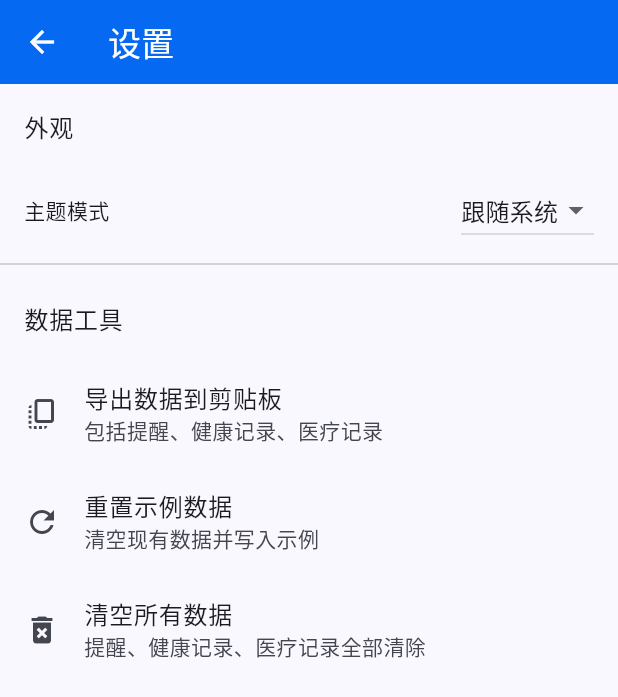
After one commit to qinlaoban/my_health_app, a Flutter app: the screen it shows after launch, item 4 of the bottom bar chosen, after a tap on "设置", on a phone screen of 412 x 824 dp. The commit adds this screen. Shown: the top 697 px of the screen. Run offline on Flutter 3.47's test engine with Material 3 defaults, Android fonts, the phone set to English and light mode, and no system bars; our stand-ins replace fl_chart, font_awesome_flutter, go_router, shared_preferences; missing offline and left inert: health; network calls fail.

Commit message:
1、优化性能 2、深色模块开发-未完成

```diff
--- a/lib/main.dart
+++ b/lib/main.dart
@@ -1,8 +1,8 @@
 import 'package:flutter/material.dart';
 import 'package:provider/provider.dart';
 import 'providers/health_provider.dart';
-import 'providers/reminder_provider.dart'
-    ;
+import 'providers/reminder_provider.dart';
+import 'providers/app_settings_provider.dart';
 import 'router/app_router.dart';
 
 void main() {
@@ -16,10 +16,12 @@ class MyHealthApp extends StatelessWidget {
   Widget build(BuildContext context) {
     return MultiProvider(
       providers: [
-        ChangeNotifierProvider(create: (_) => HealthProvider()),
+        ChangeNotifierProvider(create: (_) => AppSettingsProvider()..load()),
+        ChangeNotifierProvider(create: (_) => HealthProvider()..load()),
         ChangeNotifierProvider(create: (_) => ReminderProvider()..load()),
       ],
-      child: MaterialApp.router(
+      child: Consumer<AppSettingsProvider>(
+        builder: (context, settings, _) => MaterialApp.router(
           title: '我的健康',
           theme: ThemeData(
             primaryColor: const Color(0xFF0569F1),
@@ -34,8 +36,22 @@ class MyHealthApp extends StatelessWidget {
               elevation: 0,
             ),
           ),
+          darkTheme: ThemeData(
+            colorScheme: ColorScheme.fromSeed(
+              seedColor: const Color(0xFF0569F1),
+              brightness: Brightness.dark,
+            ),
+            useMaterial3: true,
+            appBarTheme: const AppBarTheme(
+              backgroundColor: Color(0xFF0B56C0),
+              foregroundColor: Colors.white,
+              elevation: 0,
+            ),
+          ),
+          themeMode: settings.themeMode,
           routerConfig: appRouter,
           debugShowCheckedModeBanner: false,
+        ),
       ),
     );
   }
--- /dev/null
+++ b/lib/providers/app_settings_provider.dart
@@ -0,0 +1,38 @@
+import 'package:flutter/material.dart';
+import 'package:shared_preferences/shared_preferences.dart';
+
+class AppSettingsProvider extends ChangeNotifier {
+  static const String _themeKey = 'theme_mode';
+  ThemeMode _themeMode = ThemeMode.system;
+
+  ThemeMode get themeMode => _themeMode;
+
+  Future<void> load() async {
+    final prefs = await SharedPreferences.getInstance();
+    final value = prefs.getString(_themeKey);
+    switch (value) {
+      case 'light':
+        _themeMode = ThemeMode.light;
+        break;
+      case 'dark':
+        _themeMode = ThemeMode.dark;
+        break;
+      case 'system':
+      default:
+        _themeMode = ThemeMode.system;
+    }
+    notifyListeners();
+  }
+
+  Future<void> setThemeMode(ThemeMode mode) async {
+    _themeMode = mode;
+    notifyListeners();
+    final prefs = await SharedPreferences.getInstance();
+    final str = switch (mode) {
+      ThemeMode.light => 'light',
+      ThemeMode.dark => 'dark',
+      ThemeMode.system => 'system',
+    };
+    await prefs.setString(_themeKey, str);
+  }
+}
--- a/lib/providers/health_provider.dart
+++ b/lib/providers/health_provider.dart
@@ -1,6 +1,11 @@
 import 'package:flutter/material.dart';
+import 'dart:convert';
+import 'package:shared_preferences/shared_preferences.dart';
 
 class HealthProvider extends ChangeNotifier {
+  static const _prefsHealthKey = 'health_records';
+  static const _prefsMedicalKey = 'medical_records';
+  bool _loaded = false;
   // 用户基本信息
   String _userName = '用户';
   int _age = 25;
@@ -35,12 +40,60 @@ class HealthProvider extends ChangeNotifier {
   void addHealthRecord(HealthRecord record) {
     _healthRecords.add(record);
     notifyListeners();
+    _persist();
   }
 
   // 添加医疗记录
   void addMedicalRecord(MedicalRecord record) {
     _medicalRecords.add(record);
     notifyListeners();
+    _persist();
+  }
+
+  void replaceHealthRecords(List<HealthRecord> list) {
+    _healthRecords = List.from(list);
+    notifyListeners();
+    _persist();
+  }
+
+  void replaceMedicalRecords(List<MedicalRecord> list) {
+    _medicalRecords = List.from(list);
+    notifyListeners();
+    _persist();
+  }
+
+  Future<void> load() async {
+    final prefs = await SharedPreferences.getInstance();
+    final healthJson = prefs.getString(_prefsHealthKey);
+    final medicalJson = prefs.getString(_prefsMedicalKey);
+
+    if (healthJson != null) {
+      final List<dynamic> list = jsonDecode(healthJson);
+      _healthRecords = list
+          .map((e) => HealthRecord.fromJson(e as Map<String, dynamic>))
+          .toList();
+    }
+
+    if (medicalJson != null) {
+      final List<dynamic> list = jsonDecode(medicalJson);
+      _medicalRecords = list
+          .map((e) => MedicalRecord.fromJson(e as Map<String, dynamic>))
+          .toList();
+    }
+
+    _loaded = true;
+    notifyListeners();
+  }
+
+  Future<void> _persist() async {
+    if (!_loaded) return;
+    final prefs = await SharedPreferences.getInstance();
+    final healthJson =
+        jsonEncode(_healthRecords.map((e) => e.toJson()).toList());
+    final medicalJson =
+        jsonEncode(_medicalRecords.map((e) => e.toJson()).toList());
+    await prefs.setString(_prefsHealthKey, healthJson);
+    await prefs.setString(_prefsMedicalKey, medicalJson);
   }
 }
 
@@ -63,6 +116,28 @@ class HealthRecord {
     this.weight,
     this.notes,
   });
+
+  Map<String, dynamic> toJson() => {
+        'date': date.toIso8601String(),
+        'bloodPressureSystolic': bloodPressureSystolic,
+        'bloodPressureDiastolic': bloodPressureDiastolic,
+        'heartRate': heartRate,
+        'bloodSugar': bloodSugar,
+        'weight': weight,
+        'notes': notes,
+      };
+
+  factory HealthRecord.fromJson(Map<String, dynamic> json) => HealthRecord(
+        date: DateTime.parse(json['date'] as String),
+        bloodPressureSystolic:
+            (json['bloodPressureSystolic'] as num?)?.toDouble(),
+        bloodPressureDiastolic:
+            (json['bloodPressureDiastolic'] as num?)?.toDouble(),
+        heartRate: (json['heartRate'] as num?)?.toDouble(),
+        bloodSugar: (json['bloodSugar'] as num?)?.toDouble(),
+        weight: (json['weight'] as num?)?.toDouble(),
+        notes: json['notes'] as String?,
+      );
 }
 
 // 医疗记录模型
@@ -82,4 +157,24 @@ class MedicalRecord {
     this.hospital,
     this.medications,
   });
+
+  Map<String, dynamic> toJson() => {
+        'date': date.toIso8601String(),
+        'title': title,
+        'description': description,
+        'doctor': doctor,
+        'hospital': hospital,
+        'medications': medications,
+      };
+
+  factory MedicalRecord.fromJson(Map<String, dynamic> json) => MedicalRecord(
+        date: DateTime.parse(json['date'] as String),
+        title: json['title'] as String,
+        description: json['description'] as String,
+        doctor: json['doctor'] as String?,
+        hospital: json['hospital'] as String?,
+        medications: (json['medications'] as List?)
+            ?.map((e) => e as String)
+            .toList(),
+      );
 }
--- a/lib/router/app_router.dart
+++ b/lib/router/app_router.dart
@@ -9,6 +9,7 @@ import '../screens/profile_screen.dart';
 import '../screens/biomarkers_screen.dart';
 import '../screens/scatter_chart_screen.dart';
 import '../screens/reminders_screen.dart';
+import '../screens/settings_screen.dart';
 import '../widgets/main_navigation.dart';
 
 final GoRouter appRouter = GoRouter(
@@ -87,6 +88,14 @@ final GoRouter appRouter = GoRouter(
         child: const RemindersScreen(),
       ),
     ),
+    GoRoute(
+      path: '/settings',
+      name: 'settings',
+      pageBuilder: (context, state) => MaterialPage<void>(
+        key: state.pageKey,
+        child: const SettingsScreen(),
+      ),
+    ),
   ],
   errorBuilder: (context, state) => Scaffold(
     body: Center(
--- a/lib/screens/profile_screen.dart
+++ b/lib/screens/profile_screen.dart
@@ -1,5 +1,6 @@
 import 'package:flutter/material.dart';
 import 'package:font_awesome_flutter/font_awesome_flutter.dart';
+import 'package:go_router/go_router.dart';
 
 class ProfileScreen extends StatelessWidget {
   const ProfileScreen({super.key});
@@ -183,13 +184,11 @@ class ProfileScreen extends StatelessWidget {
               },
             ),
             _buildMenuItem(
-              icon: Icons.notifications_outlined,
-              title: '提醒设置',
-              subtitle: '设置用药、运动、体检提醒',
+              icon: Icons.settings,
+              title: '设置',
+              subtitle: '主题、数据工具等',
               onTap: () {
-                ScaffoldMessenger.of(context).showSnackBar(
-                  const SnackBar(content: Text('提醒设置功能开发中...')),
-                );
+                GoRouter.of(context).push('/settings');
               },
             ),
             _buildMenuItem(
--- /dev/null
+++ b/lib/screens/settings_screen.dart
@@ -0,0 +1,170 @@
+import 'dart:convert';
+import 'package:flutter/material.dart';
+import 'package:flutter/services.dart';
+import 'package:provider/provider.dart';
+import 'package:go_router/go_router.dart';
+import '../providers/app_settings_provider.dart';
+import '../providers/health_provider.dart';
+import '../providers/reminder_provider.dart';
+import '../models/reminder_models.dart';
+
+class SettingsScreen extends StatelessWidget {
+  const SettingsScreen({super.key});
+
+  @override
+  Widget build(BuildContext context) {
+    final appSettings = context.watch<AppSettingsProvider>();
+    final health = context.read<HealthProvider>();
+    final reminders = context.read<ReminderProvider>();
+
+    return Scaffold(
+      appBar: AppBar(
+        title: const Text('设置'),
+        leading: IconButton(
+          icon: const Icon(Icons.arrow_back, color: Colors.white),
+          onPressed: () => context.pop(),
+        ),
+        backgroundColor: const Color(0xFF0569F1),
+      ),
+      body: ListView(
+        children: [
+          const ListTile(title: Text('外观')),
+          Padding(
+            padding: const EdgeInsets.symmetric(horizontal: 16, vertical: 4),
+            child: Row(
+              children: [
+                const Text('主题模式'),
+                const Spacer(),
+                DropdownButton<ThemeMode>(
+                  value: appSettings.themeMode,
+                  items: const [
+                    DropdownMenuItem(
+                      value: ThemeMode.system,
+                      child: Text('跟随系统'),
+                    ),
+                    DropdownMenuItem(
+                      value: ThemeMode.light,
+                      child: Text('浅色'),
+                    ),
+                    DropdownMenuItem(
+                      value: ThemeMode.dark,
+                      child: Text('深色'),
+                    ),
+                  ],
+                  onChanged: (mode) {
+                    if (mode != null) {
+                      context.read<AppSettingsProvider>().setThemeMode(mode);
+                    }
+                  },
+                ),
+              ],
+            ),
+          ),
+          const Divider(),
+
+          const ListTile(title: Text('数据工具')),
+          ListTile(
+            leading: const Icon(Icons.copy_all),
+            title: const Text('导出数据到剪贴板'),
+            subtitle: const Text('包括提醒、健康记录、医疗记录'),
+            onTap: () async {
+              final data = {
+                'reminders': reminders.reminders.map((e) => e.toJson()).toList(),
+                'healthRecords': health.healthRecords.map((e) => e.toJson()).toList(),
+                'medicalRecords': health.medicalRecords.map((e) => e.toJson()).toList(),
+              };
+              final raw = const JsonEncoder.withIndent('  ').convert(data);
+              await Clipboard.setData(ClipboardData(text: raw));
+              if (context.mounted) {
+                ScaffoldMessenger.of(context).showSnackBar(
+                  const SnackBar(content: Text('已复制到剪贴板')),
+                );
+              }
+            },
+          ),
+          ListTile(
+            leading: const Icon(Icons.refresh),
+            title: const Text('重置示例数据'),
+            subtitle: const Text('清空现有数据并写入示例'),
+            onTap: () async {
+              final confirm = await showDialog<bool>(
+                context: context,
+                builder: (ctx) => AlertDialog(
+                  title: const Text('确认重置'),
+                  content: const Text('此操作将清空并写入示例数据，是否继续？'),
+                  actions: [
+                    TextButton(onPressed: () => Navigator.pop(ctx, false), child: const Text('取消')),
+                    ElevatedButton(onPressed: () => Navigator.pop(ctx, true), child: const Text('确定')),
+                  ],
+                ),
+              );
+              if (confirm != true) return;
+
+              // 示例健康记录
+              final now = DateTime.now();
+              health.replaceHealthRecords([
+                HealthRecord(date: now.subtract(const Duration(days: 1)), heartRate: 72, bloodPressureSystolic: 118, bloodPressureDiastolic: 76),
+                HealthRecord(date: now.subtract(const Duration(days: 2)), weight: 65.0, notes: '晚饭后散步'),
+              ]);
+              health.replaceMedicalRecords([
+                MedicalRecord(date: now.subtract(const Duration(days: 30)), title: '体检报告', description: '常规体检，无异常', hospital: '市人民医院'),
+              ]);
+
+              // 示例提醒
+              reminders.replaceReminders([
+                Reminder(
+                  id: 'ex1',
+                  title: '喝水提醒',
+                  type: ReminderType.hydration,
+                  time: const TimeOfDay(hour: 10, minute: 0),
+                  notes: '每天8杯水',
+                ),
+                Reminder(
+                  id: 'ex2',
+                  title: '运动提醒',
+                  type: ReminderType.exercise,
+                  time: const TimeOfDay(hour: 18, minute: 30),
+                  notes: '晚饭后快走30分钟',
+                ),
+              ]);
+
+              if (context.mounted) {
+                ScaffoldMessenger.of(context).showSnackBar(
+                  const SnackBar(content: Text('已重置示例数据')),
+                );
+              }
+            },
+          ),
+          ListTile(
+            leading: const Icon(Icons.delete_forever),
+            title: const Text('清空所有数据'),
+            subtitle: const Text('提醒、健康记录、医疗记录全部清除'),
+            onTap: () async {
+              final confirm = await showDialog<bool>(
+                context: context,
+                builder: (ctx) => AlertDialog(
+                  title: const Text('确认清空'),
+                  content: const Text('此操作不可撤销，是否继续？'),
+                  actions: [
+                    TextButton(onPressed: () => Navigator.pop(ctx, false), child: const Text('取消')),
+                    ElevatedButton(onPressed: () => Navigator.pop(ctx, true), child: const Text('确定')),
+                  ],
+                ),
+              );
+              if (confirm != true) return;
+
+              health.replaceHealthRecords([]);
+              health.replaceMedicalRecords([]);
+              reminders.replaceReminders([]);
+              if (context.mounted) {
+                ScaffoldMessenger.of(context).showSnackBar(
+                  const SnackBar(content: Text('已清空所有数据')),
+                );
+              }
+            },
+          ),
+        ],
+      ),
+    );
+  }
+}
```
Also changed, not shown: lib/providers/reminder_provider.dart (+8 -0 lines), 1 other file. Lines whose indentation alone changed are shown as unchanged.
